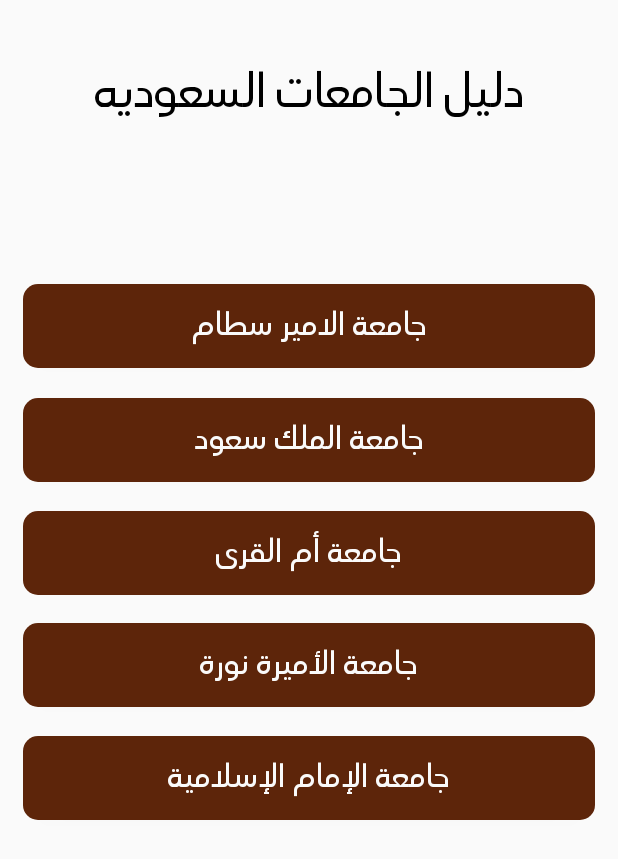
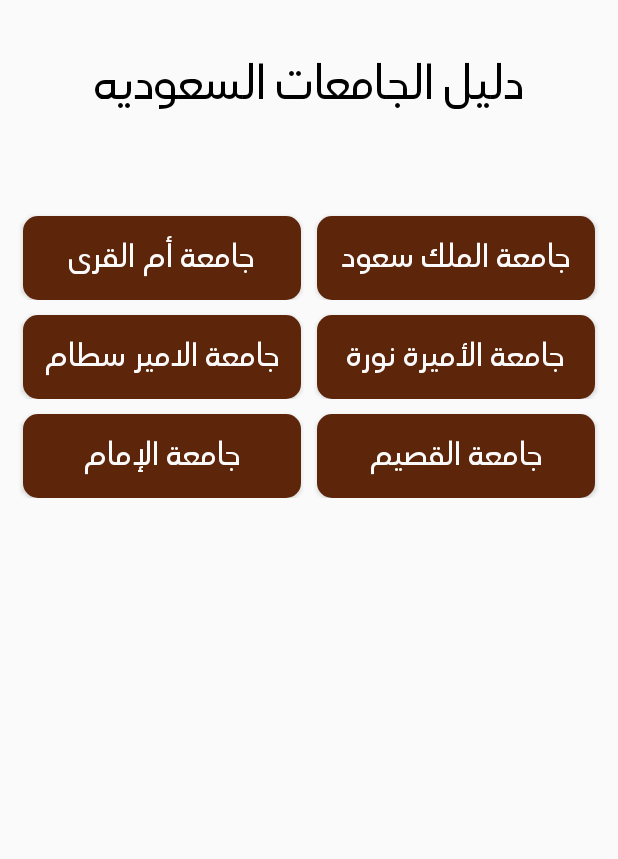
Before and after one commit to Abdulrahman-AlGhamdi/Saudi-Universities-Directory, an Android app: the screen it shows after launch (MainActivity), on a phone screen of 412 x 824 dp. Shown: the top 859 px of the screen. Run offline under Robolectric (Android 15) with nearby library versions, the phone set to English and light mode, and no system bars; our stand-ins replace Firebase (no records; nobody signed in at launch, a user with empty details on screens opened directly).

Commit message:
1- Adding 1 More Universities 2- Change Universities Navigation Layout 3- Create a Style for Universities Buttons

```diff
--- a/app/src/main/java/com/ss/universitiesdirectory/Adapter/NewsAdapter.java
+++ b/app/src/main/java/com/ss/universitiesdirectory/Adapter/NewsAdapter.java
@@ -6,10 +6,8 @@
 import android.view.ViewGroup;
 import android.widget.BaseAdapter;
 import android.widget.TextView;
-
 import com.ss.universitiesdirectory.Model.NewsModel;
 import com.ss.universitiesdirectory.R;
-
 import java.util.ArrayList;
 
 public class NewsAdapter extends BaseAdapter {
--- a/app/src/main/java/com/ss/universitiesdirectory/Fragment/UniversitiesFragment.java
+++ b/app/src/main/java/com/ss/universitiesdirectory/Fragment/UniversitiesFragment.java
@@ -26,8 +26,8 @@
     private Bundle bundle;
     private DatabaseReference reference;
     private ProgressDialog progressDialog;
-    private Button mSattamUniversity, mSaudUniversity, mAlQura, mNoraUniversity, mImamUniversity;
-    private UniversitiesModel Sattam, Saud, AlQura, Nora, Imam;
+    private UniversitiesModel Sattam, Saud, AlQura, Nora, Imam, Qassim;
+    private Button mSattamUniversity, mSaudUniversity, mAlQura, mNoraUniversity, mImamUniversity, mQassimUniversity;
 
     @Override
     public View onCreateView(LayoutInflater inflater, ViewGroup container, Bundle savedInstanceState) {
@@ -49,6 +49,7 @@
         mImamUniversity = view.findViewById(R.id.ImamUniversity);
         reference = FirebaseDatabase.getInstance().getReference();
         mSattamUniversity = view.findViewById(R.id.SattamUniversity);
+        mQassimUniversity = view.findViewById(R.id.QassimUniversity);
     }
 
     private void Progress() {
@@ -66,6 +67,7 @@
                 Saud = dataSnapshot.child("SaudUniversity").getValue(UniversitiesModel.class);
                 Nora = dataSnapshot.child("NoraUniversity").getValue(UniversitiesModel.class);
                 Imam = dataSnapshot.child("ImamUniversity").getValue(UniversitiesModel.class);
+                Qassim = dataSnapshot.child("QassimUniversity").getValue(UniversitiesModel.class);
                 Sattam = dataSnapshot.child("SattamUniversity").getValue(UniversitiesModel.class);
                 AlQura = dataSnapshot.child("UmmAlQuraUniversity").getValue(UniversitiesModel.class);
                 progressDialog.dismiss();
@@ -79,18 +81,6 @@
     }
 
     private void UniversityButtons() {
-        mSattamUniversity.setOnClickListener(new View.OnClickListener() {
-            @Override
-            public void onClick(View v) {
-                getData(Sattam);
-            }
-        });
-        mSaudUniversity.setOnClickListener(new View.OnClickListener() {
-            @Override
-            public void onClick(View v) {
-                getData(Saud);
-            }
-        });
         mAlQura.setOnClickListener(new View.OnClickListener() {
             @Override
             public void onClick(View v) {
@@ -107,6 +97,24 @@
             @Override
             public void onClick(View v) {
                 getData(Imam);
+            }
+        });
+        mSaudUniversity.setOnClickListener(new View.OnClickListener() {
+            @Override
+            public void onClick(View v) {
+                getData(Saud);
+            }
+        });
+        mSattamUniversity.setOnClickListener(new View.OnClickListener() {
+            @Override
+            public void onClick(View v) {
+                getData(Sattam);
+            }
+        });
+        mQassimUniversity.setOnClickListener(new View.OnClickListener() {
+            @Override
+            public void onClick(View v) {
+                getData(Qassim);
             }
         });
     }
--- a/app/src/main/java/com/ss/universitiesdirectory/RSS/Downloader.java
+++ b/app/src/main/java/com/ss/universitiesdirectory/RSS/Downloader.java
@@ -12,8 +12,8 @@
 
 public class Downloader extends AsyncTask<Void,Void,Object> {
 
+    private String Address;
     private Context context;
-    private String Address;
     private ListView listView;
     private ProgressDialog progressDialog;
 
@@ -26,7 +26,8 @@
     @Override
     protected void onPreExecute() {
         super.onPreExecute();
-        progressDialog =new ProgressDialog(context);
+        progressDialog = new ProgressDialog(context);
+        progressDialog.setCancelable(false);
         progressDialog.setTitle("Fetch data");
         progressDialog.setMessage("Fetching Data...Please wait");
         progressDialog.show();
--- a/app/src/main/java/com/ss/universitiesdirectory/RSS/RSSParser.java
+++ b/app/src/main/java/com/ss/universitiesdirectory/RSS/RSSParser.java
@@ -54,10 +54,8 @@
         }
     }
 
-    private Boolean parseRSS()
-    {
-        try
-        {
+    private Boolean parseRSS() {
+        try {
             XmlPullParserFactory factory=XmlPullParserFactory.newInstance();
             XmlPullParser parser=factory.newPullParser();
 
--- a/app/src/main/res/layout/fragment_universities.xml
+++ b/app/src/main/res/layout/fragment_universities.xml
@@ -6,7 +6,7 @@
     android:layout_width="match_parent"
     android:layout_height="match_parent"
     tools:context=".Fragment.UniversitiesFragment"
-    android:padding="15dp">
+    android:padding="10dp">
 
     <TextView
         android:id="@+id/textView"
@@ -21,87 +21,94 @@
         app:layout_constraintStart_toStartOf="parent"
         app:layout_constraintTop_toTopOf="parent" />
 
-    <Button
-        android:id="@+id/SattamUniversity"
+    <ScrollView
+        android:id="@+id/HomeScrollView"
+        android:layout_width="0dp"
+        android:layout_height="0dp"
+        android:layout_marginTop="50dp"
+        app:layout_constraintBottom_toBottomOf="parent"
+        app:layout_constraintEnd_toEndOf="parent"
+        app:layout_constraintStart_toStartOf="parent"
+        app:layout_constraintTop_toBottomOf="@+id/textView">
+
+        <LinearLayout
             android:layout_width="match_parent"
             android:layout_height="wrap_content"
-        android:layout_marginTop="100dp"
-        android:background="@drawable/universities_button_design"
-        android:fontFamily="@font/questv_regular"
-        android:padding="10dp"
-        android:text="@string/sattam_university"
-        android:textAllCaps="false"
-        android:textColor="@color/Beige"
-        android:textSize="20sp"
-        app:layout_constraintEnd_toEndOf="parent"
-        app:layout_constraintStart_toStartOf="parent"
-        app:layout_constraintTop_toBottomOf="@+id/textView"/>
+            android:orientation="vertical">
+
+            <androidx.constraintlayout.widget.ConstraintLayout
+                android:layout_width="match_parent"
+                android:layout_height="wrap_content"
+                android:orientation="horizontal">
 
                 <Button
                     android:id="@+id/SaudUniversity"
-        android:layout_width="match_parent"
-        android:layout_height="wrap_content"
-        android:layout_marginTop="20dp"
+                    style="@style/UniversityButton"
                     android:background="@drawable/universities_button_design"
-        android:fontFamily="@font/questv_regular"
-        android:padding="10dp"
                     android:text="@string/suad_university"
-        android:textAllCaps="false"
-        android:textColor="@color/Beige"
-        android:textSize="20sp"
                     app:layout_constraintEnd_toEndOf="parent"
-        app:layout_constraintStart_toStartOf="parent"
-        app:layout_constraintTop_toBottomOf="@+id/SattamUniversity"/>
+                    app:layout_constraintStart_toEndOf="@+id/AlQuraUniversity"
+                    app:layout_constraintTop_toTopOf="parent" />
 
                 <Button
                     android:id="@+id/AlQuraUniversity"
+                    style="@style/UniversityButton"
+                    android:background="@drawable/universities_button_design"
+                    android:text="@string/alqura_university"
+                    app:layout_constraintEnd_toStartOf="@+id/SaudUniversity"
+                    app:layout_constraintStart_toStartOf="parent"
+                    app:layout_constraintTop_toTopOf="parent" />
+            </androidx.constraintlayout.widget.ConstraintLayout>
+
+            <androidx.constraintlayout.widget.ConstraintLayout
                 android:layout_width="match_parent"
                 android:layout_height="wrap_content"
-        android:layout_marginTop="95dp"
+                android:orientation="horizontal">
+
+                <Button
+                    android:id="@+id/SattamUniversity"
+                    style="@style/UniversityButton"
                     android:background="@drawable/universities_button_design"
-        android:fontFamily="@font/questv_regular"
-        android:padding="10dp"
-        android:text="@string/alqura_university"
-        android:textAllCaps="false"
-        android:textColor="@color/Beige"
-        android:textSize="20sp"
-        app:layout_constraintEnd_toEndOf="parent"
-        app:layout_constraintHorizontal_bias="0.551"
+                    android:text="@string/sattam_university"
+                    app:layout_constraintEnd_toStartOf="@+id/NoraUniversity"
                     app:layout_constraintStart_toStartOf="parent"
-        app:layout_constraintTop_toBottomOf="@+id/SattamUniversity"/>
+                    app:layout_constraintTop_toTopOf="parent" />
 
                 <Button
                     android:id="@+id/NoraUniversity"
+                    style="@style/UniversityButton"
+                    android:background="@drawable/universities_button_design"
+                    android:text="@string/nora_university"
+                    app:layout_constraintEnd_toEndOf="parent"
+                    app:layout_constraintStart_toEndOf="@+id/SattamUniversity"
+                    app:layout_constraintTop_toTopOf="parent" />
+            </androidx.constraintlayout.widget.ConstraintLayout>
+
+            <androidx.constraintlayout.widget.ConstraintLayout
                 android:layout_width="match_parent"
                 android:layout_height="wrap_content"
-        android:layout_marginTop="170dp"
-        android:background="@drawable/universities_button_design"
-        android:fontFamily="@font/questv_regular"
-        android:padding="10dp"
-        android:text="@string/nora_university"
-        android:textAllCaps="false"
-        android:textColor="@color/Beige"
-        android:textSize="20sp"
-        app:layout_constraintEnd_toEndOf="parent"
-        app:layout_constraintHorizontal_bias="0.551"
-        app:layout_constraintStart_toStartOf="parent"
-        app:layout_constraintTop_toBottomOf="@+id/SattamUniversity"/>
+                android:orientation="horizontal">
 
                 <Button
                     android:id="@+id/ImamUniversity"
-        android:layout_width="match_parent"
-        android:layout_height="wrap_content"
-        android:layout_marginTop="245dp"
+                    style="@style/UniversityButton"
                     android:background="@drawable/universities_button_design"
-        android:fontFamily="@font/questv_regular"
-        android:padding="10dp"
                     android:text="@string/imam_university"
-        android:textAllCaps="false"
-        android:textColor="@color/Beige"
-        android:textSize="20sp"
+                    app:layout_constraintEnd_toStartOf="@+id/QassimUniversity"
+                    app:layout_constraintStart_toStartOf="parent"
+                    app:layout_constraintTop_toTopOf="parent" />
+
+                <Button
+                    android:id="@+id/QassimUniversity"
+                    style="@style/UniversityButton"
+                    android:background="@drawable/universities_button_design"
+                    android:text="@string/qassim_university"
                     app:layout_constraintEnd_toEndOf="parent"
-        app:layout_constraintHorizontal_bias="0.551"
-        app:layout_constraintStart_toStartOf="parent"
-        app:layout_constraintTop_toBottomOf="@+id/SattamUniversity"/>
+                    app:layout_constraintStart_toEndOf="@+id/ImamUniversity"
+                    app:layout_constraintTop_toTopOf="parent" />
 
             </androidx.constraintlayout.widget.ConstraintLayout>
+
+        </LinearLayout>
+    </ScrollView>
+</androidx.constraintlayout.widget.ConstraintLayout>
--- a/app/src/main/res/values/strings.xml
+++ b/app/src/main/res/values/strings.xml
@@ -2,14 +2,15 @@
     <string name="app_name">دليل الجامعات السعوديه</string>
 
     // App Strings
-    <string name="sattam_university">جامعة الامير سطام</string>
-    <string name="suad_university">جامعة الملك سعود</string>
+    <string name="news">أخبار</string>
+    <string name="location">موقع</string>
+    <string name="college">الكليات:</string>
+    <string name="about">عن الجامعه:</string>
+    <string name="communication">تواصل</string>
+    <string name="qassim_university">جامعة القصيم</string>
     <string name="alqura_university">جامعة أم القرى</string>
     <string name="nora_university">جامعة الأميرة نورة</string>
-    <string name="imam_university">جامعة الإمام الإسلامية</string>
-    <string name="news">أخبار</string>
-    <string name="location">موقع</string>
-    <string name="about">عن الجامعه:</string>
-    <string name="communication">تواصل</string>
-    <string name="college">الكليات:</string>
+    <string name="suad_university">جامعة الملك سعود</string>
+    <string name="sattam_university">جامعة الامير سطام</string>
+    <string name="imam_university">جامعة الإمام</string>
 </resources>
--- a/app/src/main/res/values/styles.xml
+++ b/app/src/main/res/values/styles.xml
@@ -8,4 +8,18 @@
         <item name="windowNoTitle">true</item>
     </style>
 
+    <style name="UniversityButton">
+        <item name="android:layout_width">0dp</item>
+        <item name="android:layout_height">wrap_content</item>
+        <item name="textAllCaps">false</item>
+        <item name="android:padding">10dp</item>
+        <item name="android:textSize">20sp</item>
+        <item name="android:layout_marginLeft">5dp</item>
+        <item name="android:layout_marginTop">10dp</item>
+        <item name="android:layout_marginRight">5dp</item>
+        <item name="android:textColor">@color/Beige</item>
+        <item name="fontFamily">@font/questv_regular</item>
+        <item name="background">@drawable/universities_button_design</item>
+    </style>
+
 </resources>
```
Lines whose indentation alone changed are shown as unchanged.
